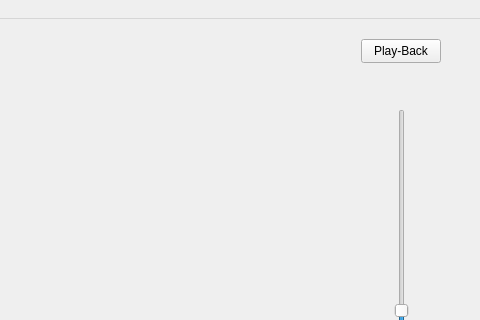
Qt form mainwindow.ui (AhmedZ70/SpriteEditor) before a commit; both pictures show x 319 to 799 and y 0 to 320 of the 799 by 650 pixel window.
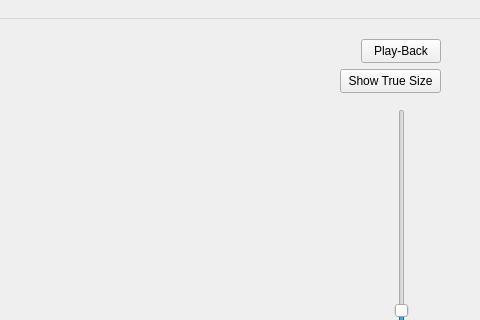
The same form after that commit. Icons and pictures are not drawn.

Commit message: True Size implementation added as well as 'Show True Size' button.

Diff of the .ui file:
```diff
--- a/mainwindow.ui
+++ b/mainwindow.ui
@@ -211,6 +211,19 @@
      </rect>
     </property>
    </widget>
+   <widget class="QPushButton" name="showTrueSizeButton">
+    <property name="geometry">
+     <rect>
+      <x>659</x>
+      <y>50</y>
+      <width>101</width>
+      <height>24</height>
+     </rect>
+    </property>
+    <property name="text">
+     <string>Show True Size</string>
+    </property>
+   </widget>
   </widget>
   <widget class="QMenuBar" name="menubar">
    <property name="geometry">
```
Left out of the diff: 2 changed lines with no effect on the pictures. The commit also changes 4 other files.
